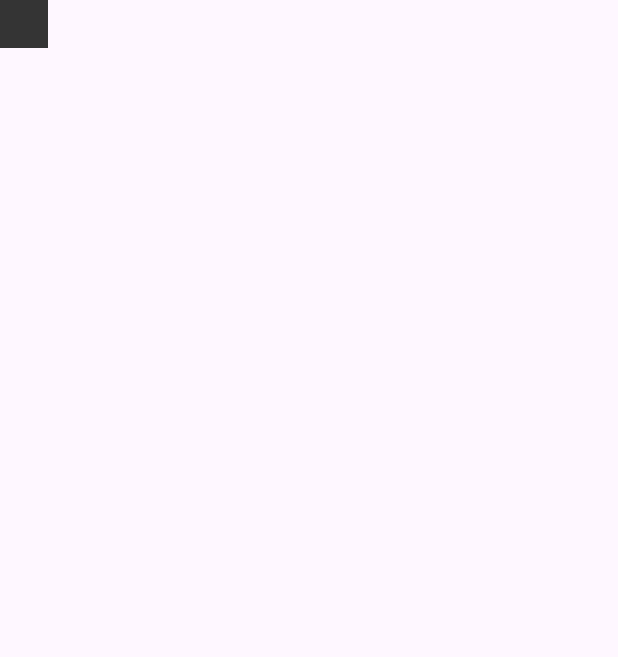
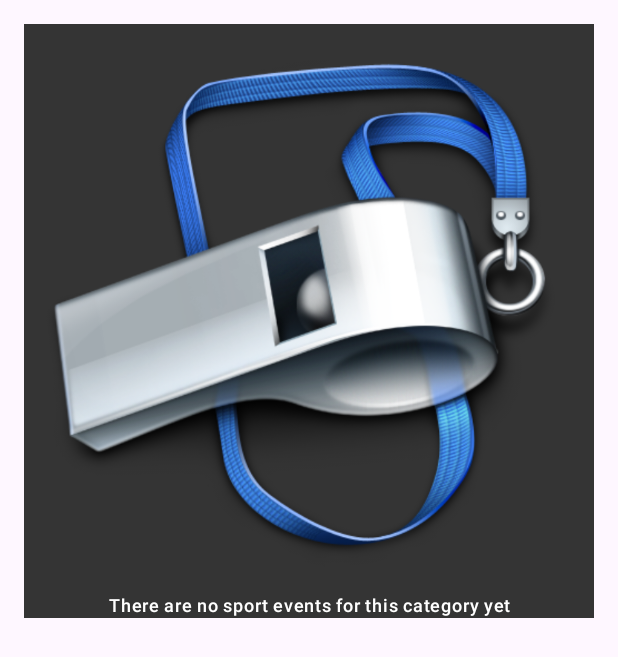
Before and after one commit to nikoarap/GameTime, an Android app built with Jetpack Compose: the composable LoadEventsInSportSection called with empty values, on a phone screen of 412 x 824 dp. Shown: the top 657 px of the screen. Run offline under Robolectric (Android 15) with nearby library versions, the phone set to English and light mode, and no system bars; 2 statements that could not run were skipped.

Commit message:
added no results composable to standalone component -- applied no results to empty sport sections

```diff
--- a/app/src/main/java/com/nikoarap/gametime/utils/Constants.kt
+++ b/app/src/main/java/com/nikoarap/gametime/utils/Constants.kt
@@ -29,6 +29,7 @@ class Constants {
         const val MAX_EVENTS_PER_ROW = 4
         const val EVENT_ITEM_LAYOUT_WEIGHT = 1f
         const val NO_FAVOURITES_YET = "You haven't added any favorite sports yet. Click on the star located in the sport header to add your favorite sports."
+        const val NO_EVENTS_PLANNED = "There are no sport events for this category yet"
 
         //sport types, used for enums
         const val SOCCER = "SOCCER"
--- /dev/null
+++ b/app/src/main/java/com/nikoarap/gametime/view/composables/NoResultsComponent.kt
@@ -0,0 +1,41 @@
+package com.nikoarap.gametime.view.composables
+
+import androidx.compose.foundation.Image
+import androidx.compose.foundation.background
+import androidx.compose.foundation.layout.Arrangement
+import androidx.compose.foundation.layout.Column
+import androidx.compose.material3.MaterialTheme
+import androidx.compose.material3.Text
+import androidx.compose.runtime.Composable
+import androidx.compose.ui.Alignment
+import androidx.compose.ui.Modifier
+import androidx.compose.ui.res.painterResource
+import androidx.compose.ui.text.style.TextAlign
+import com.nikoarap.gametime.R
+import com.nikoarap.gametime.utils.Constants.Companion.IMAGE
+import com.nikoarap.gametime.view.themes.secondary
+import com.nikoarap.gametime.view.themes.surface
+
+@Composable
+fun LoadNoResultsView(
+    modifier: Modifier,
+    noResultsText: String
+) {
+    Column(
+        modifier = modifier,
+        verticalArrangement = Arrangement.Center,
+        horizontalAlignment = Alignment.CenterHorizontally
+    ) {
+        Image(
+            modifier = Modifier.background(color = surface),
+            contentDescription = IMAGE,
+            painter = painterResource(R.drawable.no_results_placeholder),
+        )
+        Text(
+            text = noResultsText,
+            color = secondary,
+            textAlign = TextAlign.Center,
+            style = MaterialTheme.typography.labelMedium
+        )
+    }
+}
--- a/app/src/main/java/com/nikoarap/gametime/view/composables/SportSectionComponent.kt
+++ b/app/src/main/java/com/nikoarap/gametime/view/composables/SportSectionComponent.kt
@@ -8,11 +8,13 @@ import androidx.compose.foundation.layout.Column
 import androidx.compose.foundation.layout.ExperimentalLayoutApi
 import androidx.compose.foundation.layout.Row
 import androidx.compose.foundation.layout.Spacer
+import androidx.compose.foundation.layout.fillMaxSize
 import androidx.compose.foundation.layout.fillMaxWidth
 import androidx.compose.foundation.layout.padding
 import androidx.compose.foundation.layout.size
 import androidx.compose.foundation.layout.width
 import androidx.compose.foundation.layout.wrapContentHeight
+import androidx.compose.foundation.layout.wrapContentSize
 import androidx.compose.foundation.layout.wrapContentWidth
 import androidx.compose.material.Card
 import androidx.compose.material.Divider
@@ -29,6 +31,7 @@ import androidx.compose.ui.Alignment
 import androidx.compose.ui.Modifier
 import androidx.compose.ui.draw.rotate
 import androidx.compose.ui.res.painterResource
+import androidx.compose.ui.unit.dp
 import com.nikoarap.gametime.R
 import com.nikoarap.gametime.models.EventModel
 import com.nikoarap.gametime.models.SportModel
@@ -38,6 +41,7 @@ import com.nikoarap.gametime.utils.Constants.Companion.FLOAT_DEGREES_0
 import com.nikoarap.gametime.utils.Constants.Companion.FLOAT_DEGREES_180
 import com.nikoarap.gametime.utils.Constants.Companion.ICON
 import com.nikoarap.gametime.utils.Constants.Companion.MAX_EVENTS_PER_ROW
+import com.nikoarap.gametime.utils.Constants.Companion.NO_EVENTS_PLANNED
 import com.nikoarap.gametime.utils.Constants.Companion.SECTION_COLUMN_WEIGHT
 import com.nikoarap.gametime.view.themes.dp_16
 import com.nikoarap.gametime.view.themes.dp_18
@@ -114,12 +118,29 @@ fun LoadSportSection(
     }
 }
 
-@OptIn(ExperimentalLayoutApi::class)
 @Composable
 private fun LoadEventsInSportSection(
     sportEvents: List<EventModel>
 ) {
-    var eventCounter = sportEvents.size
+    if (sportEvents.isNotEmpty()) {
+        LoadEvents(sportEvents)
+    } else {
+        LoadNoResultsView(
+            modifier = Modifier
+                .wrapContentHeight()
+                .fillMaxWidth()
+                .padding(dp_16)
+                .background(color = surface),
+            noResultsText = NO_EVENTS_PLANNED
+        )
+    }
+}
+
+@OptIn(ExperimentalLayoutApi::class)
+@Composable
+private fun LoadEvents(
+    sportEvents: List<EventModel>
+) {
     Surface(
         modifier = Modifier
             .wrapContentHeight()
@@ -143,7 +164,6 @@ private fun LoadEventsInSportSection(
                         .weight(EVENT_ITEM_LAYOUT_WEIGHT),
                     sportEvent
                 )
-                eventCounter--
             }
 
         }
```
Also changed, not shown: app/src/main/java/com/nikoarap/gametime/view/composables/MainComponent.kt (+25 -58 lines).
